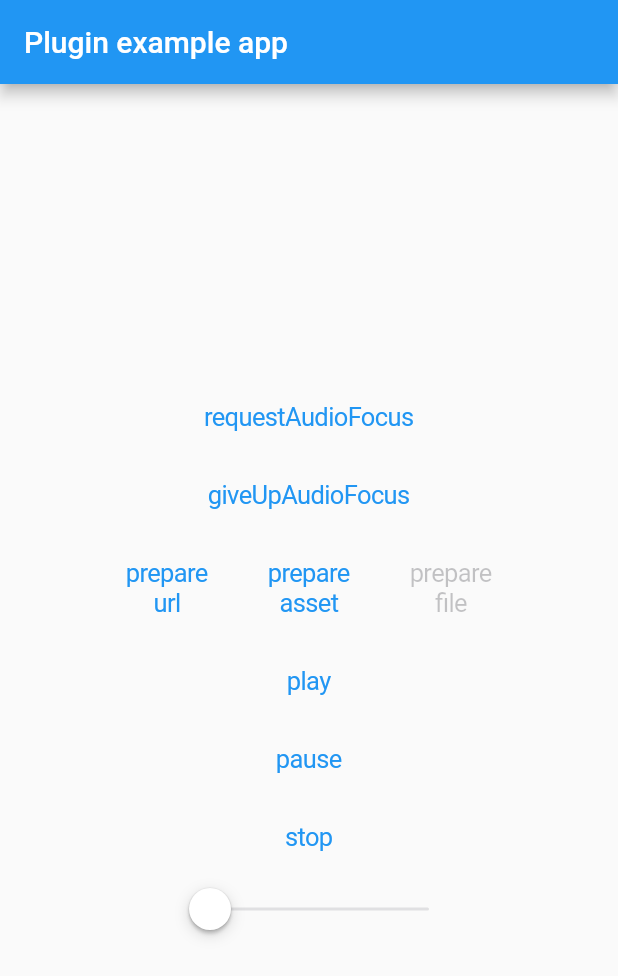
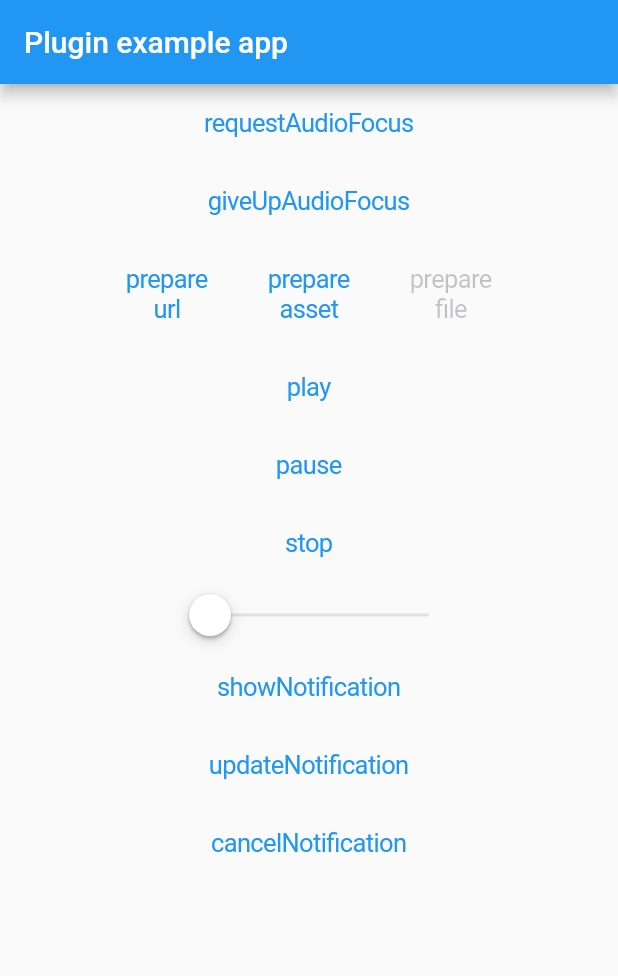
Before and after one commit to WangYng/simple_audio_player, a Flutter app: the screen it shows after launch, on a phone screen of 412 x 824 dp. Shown: the top 976 px of the screen. Run offline on Flutter 3.47's test engine with Material 2 defaults, Android fonts, the phone set to English and light mode, and no system bars.

Commit message:
[feature] publish v0.0.3

```diff
--- a/example/lib/main.dart
+++ b/example/lib/main.dart
@@ -6,6 +6,7 @@ import 'package:flutter/services.dart';
 import 'package:path_provider/path_provider.dart';
 import 'package:simple_audio_player/simple_audio_focus_manager.dart';
 import 'package:simple_audio_player/simple_audio_player.dart';
+import 'package:simple_audio_player/simple_audio_notification_manager.dart';
 
 void main() {
   runApp(MyApp());
@@ -18,6 +19,10 @@ class MyApp extends StatefulWidget {
 
 class _MyAppState extends State<MyApp> {
   late SimpleAudioPlayer simpleAudioPlayer;
+  final focusManager = SimpleAudioFocusManager();
+  final notificationManager = SimpleAudioNotificationManager();
+
+
   double sliderValue = 0;
 
   File? file;
@@ -45,8 +50,11 @@ class _MyAppState extends State<MyApp> {
     simpleAudioPlayer.songStateStream.listen((event) {
       print("song event : $event");
     });
-    SimpleAudioFocusManager().audioFocusStream.listen((event) {
+    focusManager.audioFocusStream.listen((event) {
       print("focus event : $event");
+    });
+    notificationManager.notificationStream.listen((event) {
+      print("notification event : $event");
     });
   }
 
@@ -57,21 +65,23 @@ class _MyAppState extends State<MyApp> {
         appBar: AppBar(
           title: const Text('Plugin example app'),
         ),
-        body: Center(
+        body: Container(
+          constraints: BoxConstraints.expand(),
+          child: SingleChildScrollView(
             child: Column(
               mainAxisSize: MainAxisSize.min,
               children: [
                 CupertinoButton(
                   child: Text("requestAudioFocus"),
                   onPressed: () {
-                  SimpleAudioFocusManager().tryToGetAudioFocus().then((value) {
+                    focusManager.tryToGetAudioFocus().then((value) {
                       print("tryToGetAudioFocus $value");
                     });
                   },
                 ),
                 CupertinoButton(
                   child: Text("giveUpAudioFocus"),
-                onPressed: () => SimpleAudioFocusManager().giveUpAudioFocus(),
+                  onPressed: () => focusManager.giveUpAudioFocus(),
                 ),
                 Row(
                   mainAxisSize: MainAxisSize.min,
@@ -123,8 +133,21 @@ class _MyAppState extends State<MyApp> {
                     final duration = await simpleAudioPlayer.getDuration();
                     simpleAudioPlayer.seekTo(position: (duration * changeValue).toInt());
                   },
-              )
+                ),
+                CupertinoButton(
+                  child: Text("showNotification"),
+                  onPressed: () => notificationManager.showNotification(title: "title", artist: "artist", clipArt: ""),
+                ),
+                CupertinoButton(
+                  child: Text("updateNotification"),
+                  onPressed: () => notificationManager.updateNotification(showPlay: false, title: "update", artist: "update", clipArt: ""),
+                ),
+                CupertinoButton(
+                  child: Text("cancelNotification"),
+                  onPressed: () => notificationManager.cancelNotification(),
+                ),
               ],
+            ),
           ),
         ),
       ),
--- /dev/null
+++ b/lib/simple_audio_notification_manager.dart
@@ -0,0 +1,24 @@
+import 'package:simple_audio_player/simple_audio_player_api.dart';
+
+class SimpleAudioNotificationManager {
+
+  static SimpleAudioNotificationManager? _instance;
+
+  SimpleAudioNotificationManager._internal();
+
+  factory SimpleAudioNotificationManager() => _instance ?? SimpleAudioNotificationManager._internal();
+
+  Stream notificationStream = SimpleAudioPlayerApi.notificationStream;
+
+  Future<void> showNotification({required String title, required String artist, required String clipArt}) {
+    return SimpleAudioPlayerApi.showNotification(title: title, artist: artist, clipArt: clipArt);
+  }
+
+  Future<void> updateNotification({required bool showPlay, required String title, required String artist, required String clipArt}) {
+    return SimpleAudioPlayerApi.updateNotification(showPlay: showPlay, title: title, artist: artist, clipArt: clipArt);
+  }
+
+  Future<void> cancelNotification() {
+    return SimpleAudioPlayerApi.cancelNotification();
+  }
+}
--- a/pubspec.yaml
+++ b/pubspec.yaml
@@ -1,6 +1,6 @@
 name: simple_audio_player
 description: A simple audio player for Flutter.
-version: 0.0.2
+version: 0.0.3
 homepage: https://github.com/WangYng
 repository: https://github.com/WangYng/simple_audio_player
 
```
Also changed, not shown: lib/simple_audio_player_api.dart (+69 -0 lines), 127 other files. Lines whose indentation alone changed are shown as unchanged.
